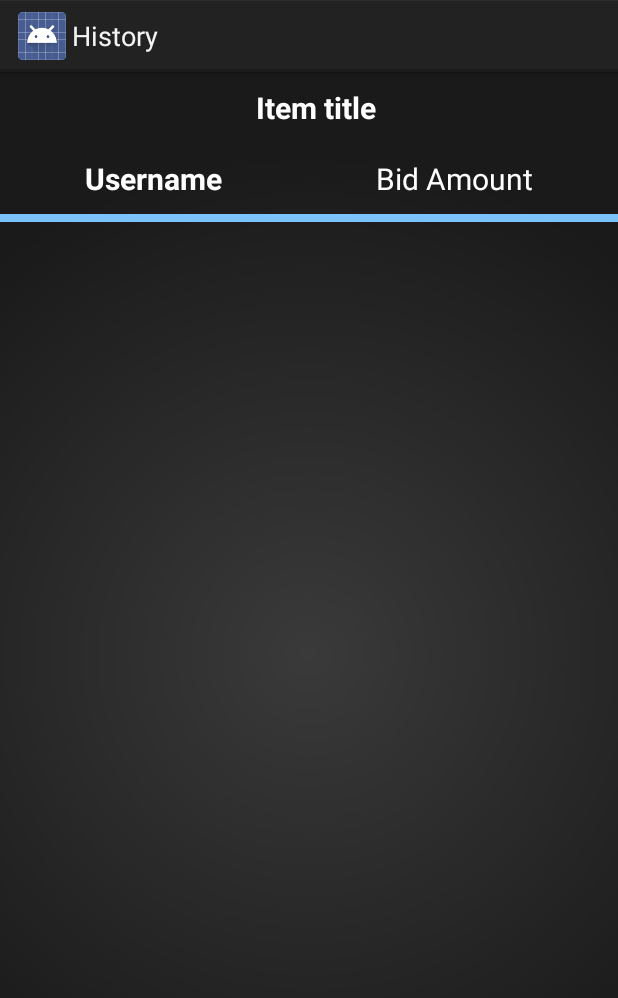
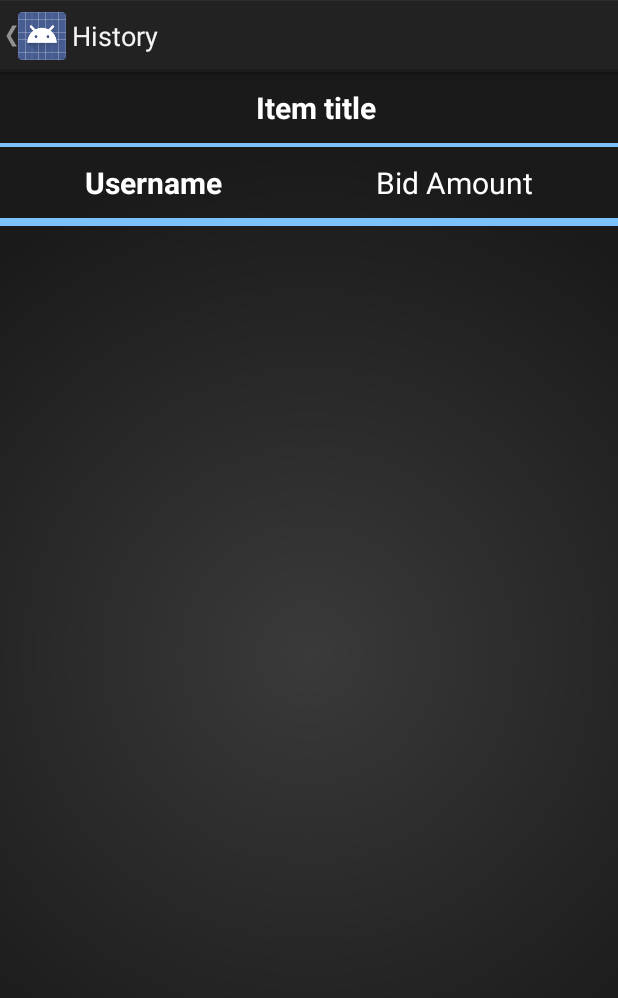
Before and after one commit to Xeaphii/Multilingual-autonomous-proffer-framework, an Android app: the AuctionedHistory screen opened directly, with no data from a screen before it, on a phone screen of 412 x 824 dp. Shown: the top 998 px of the screen. Run offline under Robolectric (Android 15) with nearby library versions, the phone set to English and light mode, and no system bars; 2 statements that could not run were skipped.

Commit message:
UI Tweaks

```diff
--- a/app/src/main/java/androidassignment/crossover/com/androidassignment/AddAuctionItem.java
+++ b/app/src/main/java/androidassignment/crossover/com/androidassignment/AddAuctionItem.java
@@ -49,6 +49,7 @@ public class AddAuctionItem extends Activity {
         EndDate = (EditText) findViewById(R.id.et_date_time);
         AddItem = (Button) findViewById(R.id.btn_add_item);
         AddPhoto = (ImageView) findViewById(R.id.iv_add_photo);
+        getActionBar().setDisplayHomeAsUpEnabled(true);
         TimePicker timepicker = (TimePicker) View.inflate(AddAuctionItem.this, R.layout.date_time_picker, null).findViewById(R.id.time_picker);
         timepicker.setIs24HourView(true);
         timepicker.setCurrentHour(Calendar.getInstance().get(Calendar.HOUR_OF_DAY));
--- a/app/src/main/java/androidassignment/crossover/com/androidassignment/AuctionedHistory.java
+++ b/app/src/main/java/androidassignment/crossover/com/androidassignment/AuctionedHistory.java
@@ -26,6 +26,7 @@ public class AuctionedHistory extends Activity {
         super.onCreate(savedInstanceState);
         setContentView(R.layout.auctioned_history);
         Bundle extras = getIntent().getExtras();
+        getActionBar().setDisplayHomeAsUpEnabled(true);
         db = new DatabaseHelper(getApplicationContext());
         ItemTitle = (TextView) findViewById(R.id.auction_item_title);
         if (extras != null) {
--- a/app/src/main/java/androidassignment/crossover/com/androidassignment/ChangePassword.java
+++ b/app/src/main/java/androidassignment/crossover/com/androidassignment/ChangePassword.java
@@ -28,7 +28,7 @@ public class ChangePassword extends Activity {
         prefs = getSharedPreferences(MyPREFERENCES, Context.MODE_PRIVATE);
 
         OldPassword = (EditText) findViewById(R.id.et_old_pass);
-
+        getActionBar().setDisplayHomeAsUpEnabled(true);
         NewPassword = (EditText) findViewById(R.id.et_pass);
         changePassword = (Button) findViewById(R.id.bt_change_password);
         changePassword.setOnClickListener(new View.OnClickListener() {
--- a/app/src/main/java/androidassignment/crossover/com/androidassignment/EditAuctionItem.java
+++ b/app/src/main/java/androidassignment/crossover/com/androidassignment/EditAuctionItem.java
@@ -39,6 +39,7 @@ public class EditAuctionItem extends Activity {
         }
         db = new DatabaseHelper(getApplicationContext());
         Title = (EditText) findViewById(R.id.et_title);
+        getActionBar().setDisplayHomeAsUpEnabled(true);
         Category = (EditText) findViewById(R.id.et_category);
         Description = (EditText) findViewById(R.id.et_descp);
         MinBid = (EditText) findViewById(R.id.et_min_bid);
--- a/app/src/main/java/androidassignment/crossover/com/androidassignment/ForgotPassword.java
+++ b/app/src/main/java/androidassignment/crossover/com/androidassignment/ForgotPassword.java
@@ -11,5 +11,6 @@ public class ForgotPassword extends Activity{
     protected void onCreate(Bundle savedInstanceState) {
         super.onCreate(savedInstanceState);
         setContentView(R.layout.forgot_password);
+        getActionBar().setDisplayHomeAsUpEnabled(true);
     }
 }
--- a/app/src/main/java/androidassignment/crossover/com/androidassignment/PlaceBid.java
+++ b/app/src/main/java/androidassignment/crossover/com/androidassignment/PlaceBid.java
@@ -34,6 +34,7 @@ public class PlaceBid extends Activity {
         if (extras != null) {
             key = extras.getString(ITEM_ID);
         }
+        getActionBar().setDisplayHomeAsUpEnabled(true);
         db = new DatabaseHelper(getApplicationContext());
         Title = (EditText) findViewById(R.id.et_title);
         Category = (EditText) findViewById(R.id.et_category);
--- a/app/src/main/java/androidassignment/crossover/com/androidassignment/SignUp.java
+++ b/app/src/main/java/androidassignment/crossover/com/androidassignment/SignUp.java
@@ -34,6 +34,7 @@ public class SignUp extends Activity {
         db = new DatabaseHelper(getApplicationContext());
         loginIn = (TextView) findViewById(R.id.sign_up);
         UserName = (EditText) findViewById(R.id.etUserName);
+        getActionBar().setDisplayHomeAsUpEnabled(true);
         password = (EditText) findViewById(R.id.etPass);
         email = (EditText) findViewById(R.id.etEmail);
         SignUpUser = (Button) findViewById(R.id.btnSingUp);
--- a/app/src/main/res/layout/auction_bid.xml
+++ b/app/src/main/res/layout/auction_bid.xml
@@ -94,7 +94,10 @@
                     android:inputType="number"
                     android:layout_marginBottom="15dp"
                     android:textColorHint="#bbbbbb"
-                    android:drawableLeft="@drawable/money" />
+                    android:drawableLeft="@drawable/money">
+
+                    <requestFocus />
+                </EditText>
 
 
                 <EditText
--- a/app/src/main/res/layout/auctioned_history.xml
+++ b/app/src/main/res/layout/auctioned_history.xml
@@ -27,6 +27,10 @@
 
     </LinearLayout>
 
+    <View
+        android:layout_width="fill_parent"
+        android:layout_height="4px"
+        android:background="@color/blue_space" />
 
     <LinearLayout
         android:layout_width="fill_parent"
@@ -44,6 +48,11 @@
             android:textColor="@color/white_text"
             android:textSize="20dp"
             android:layout_height="wrap_content" />
+
+        <!--<View
+            android:layout_width="4px"
+            android:layout_height="fill_parent"
+            android:background="@color/blue_space" />-->
 
         <TextView
             android:layout_width="wrap_content"
--- a/app/src/main/res/menu/menu_main.xml
+++ b/app/src/main/res/menu/menu_main.xml
@@ -14,4 +14,9 @@
         android:id="@+id/action_change_password"
         android:title="@string/change_password"
         android:showAsAction="never" />
+    <item
+        android:id="@+id/action_refresh"
+        android:title="@string/refresh"
+        android:icon="@drawable/ic_action"
+        android:showAsAction="ifRoom" />
 </menu>
--- a/app/src/main/res/values/strings.xml
+++ b/app/src/main/res/values/strings.xml
@@ -43,4 +43,5 @@
     <string name="log_out">Logout</string>
     <string name="account">Account</string>
     <string name="auctioned_history_title">History</string>
+    <string name="refresh">Refresh</string>
 </resources>
```
Also changed, not shown: app/src/main/java/androidassignment/crossover/com/androidassignment/ActiveAuctionsFragment.java (+42 -0 lines), app/src/main/res/layout/action_progressbar.xml (added, +7 -0 lines), app/src/main/res/layout/history_row.xml (+6 -1 lines), app/src/main/res/drawable-xxhdpi/ic_action.png (added).
